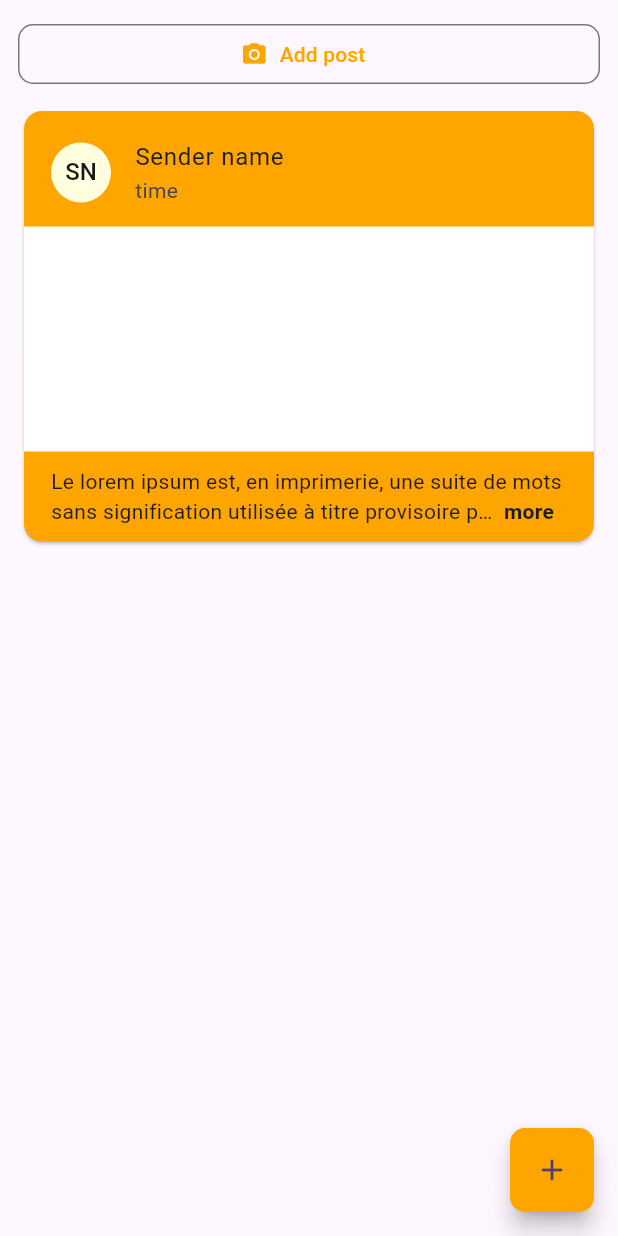
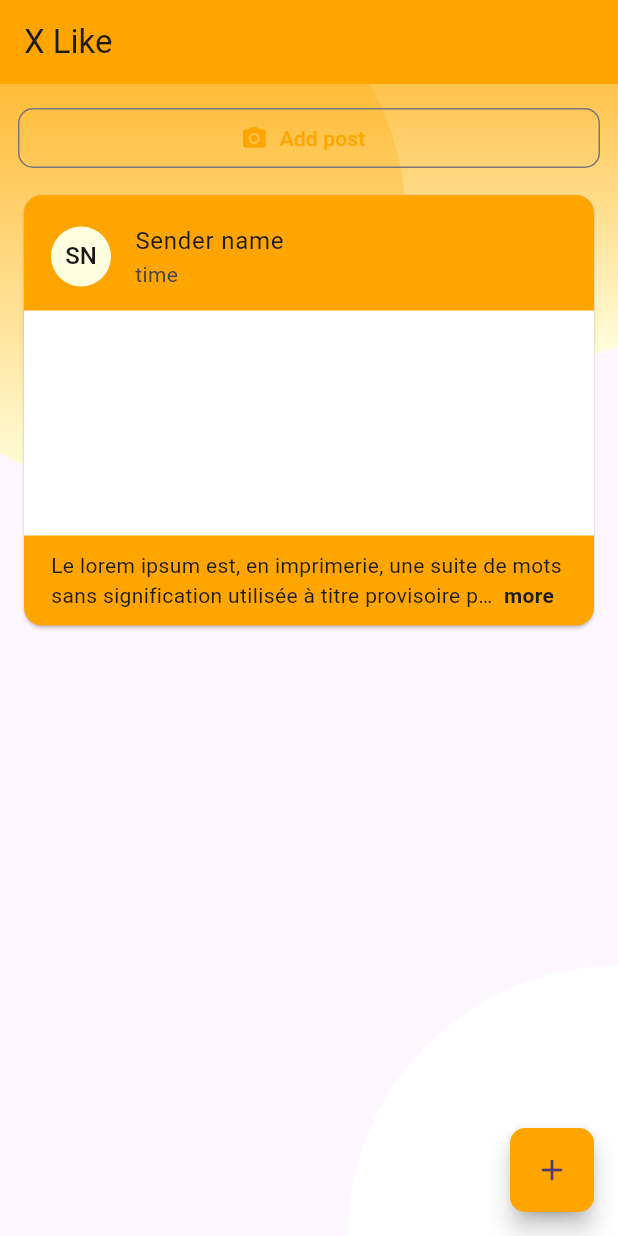
Before and after one commit to maniangdoz/exo_post, a Flutter app: the PostScreen screen opened directly, on a phone screen of 412 x 824 dp. Run offline on Flutter 3.47's test engine with Material 2 defaults, Android fonts, the phone set to English and light mode, and no system bars; drawn by our look-alikes of readmore; our stand-ins replace bloc, equatable, flutter_animate, flutter_bloc, get_it, go_router and 2 more; accounts and stored records are empty.

```diff
--- a/lib/features/post/presentation/pages/post_screen.dart
+++ b/lib/features/post/presentation/pages/post_screen.dart
@@ -1,4 +1,5 @@
 import 'package:exo_post/common/router.dart';
+import 'package:exo_post/common/styles/colors.dart';
 import 'package:exo_post/common/utils/app_utils.dart';
 import 'package:flutter/material.dart';
 import 'package:go_router/go_router.dart';
@@ -24,7 +25,18 @@ class _PostScreenState extends State<PostScreen> {
   @override
   Widget build(BuildContext context) {
     return Scaffold(
-      body: ListView(
+      appBar: AppBar(
+        title: const Text("X Like"),
+        backgroundColor: AppUtils.isDarkMode(context)
+            ? Colors.black
+            : AppColors.primaryColor,
+      ),
+      body: Stack(
+        children: <Widget>[
+          AppUtils.firstPosition(context),
+          AppUtils.secondPosition(context, "Login"),
+          AppUtils.thirdPosition(context),
+          ListView(
             padding: const EdgeInsets.all(12),
             children: const [
               PostButton(),
@@ -32,6 +44,8 @@ class _PostScreenState extends State<PostScreen> {
                 height: 10,
               ),
               PostCard(),
+            ],
+          )
         ],
       ),
       floatingActionButton: ExpandableFab(
```
Lines whose indentation alone changed are shown as unchanged.
